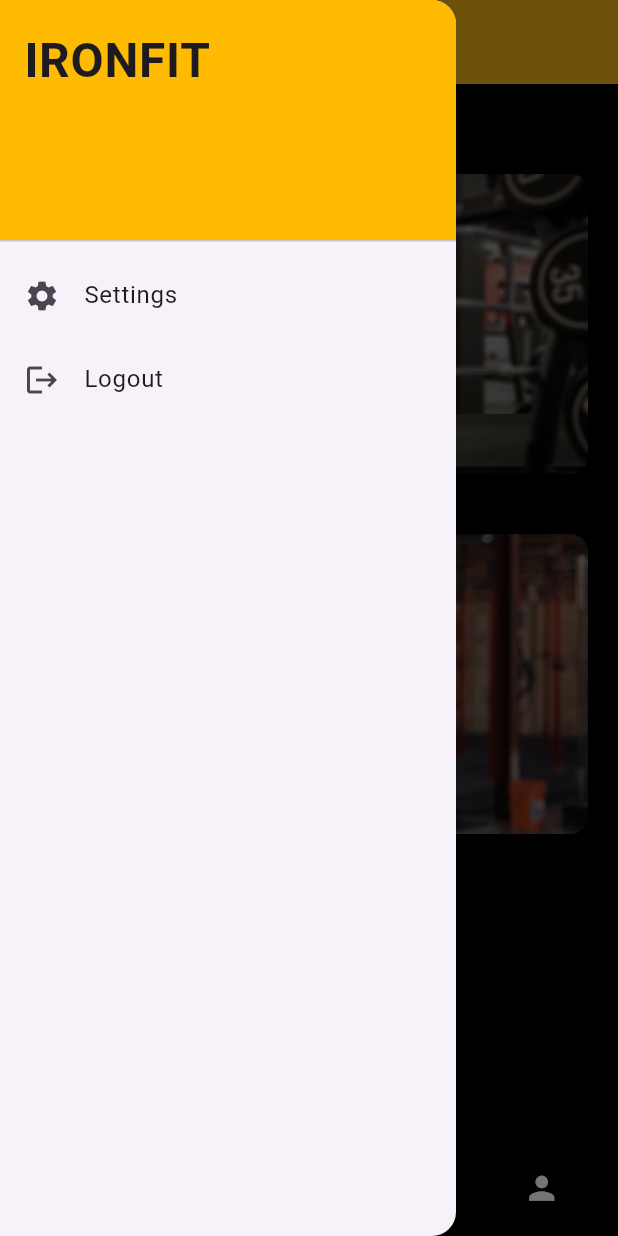
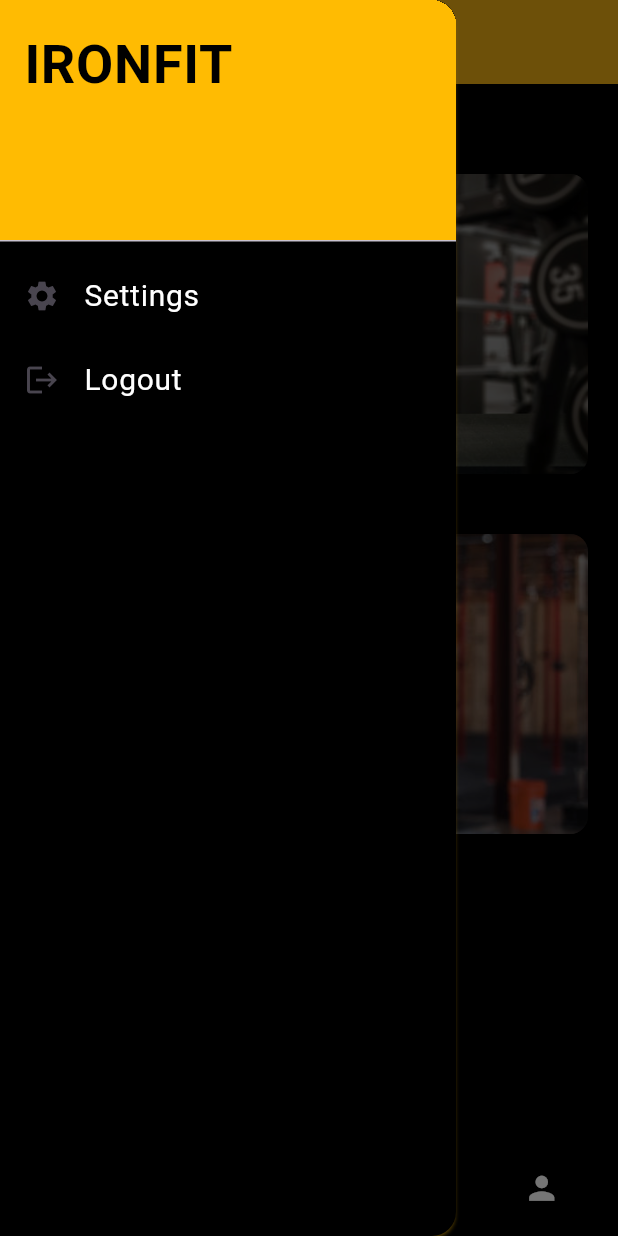
Before and after one commit to mohammadabusalh1/ironfit, a Flutter app: the screen it shows after launch, with the side drawer open, on a phone screen of 412 x 824 dp. Run offline on Flutter 3.47's test engine with Material 3 defaults, Android fonts, the phone set to English and light mode, and no system bars; our stand-ins replace get.

Commit message:
myGym Creation and Implementation

```diff
--- a/lib/core/presention/widgets/custom_text_widget.dart
+++ b/lib/core/presention/widgets/custom_text_widget.dart
@@ -1,4 +1,5 @@
 import 'package:flutter/material.dart';
+import 'package:ironfit/core/presention/style/palette.dart';
 
 class CustomTextWidget extends StatelessWidget {
   final String text;
@@ -9,7 +10,7 @@
   const CustomTextWidget({
     super.key,
     required this.text,
-    this.color = Colors.grey,
+    this.color = Palette.white,
     this.fontSize = 14.0,
     this.fontWeight = FontWeight.normal,
   });
--- a/lib/core/presention/widgets/side_menu.dart
+++ b/lib/core/presention/widgets/side_menu.dart
@@ -1,5 +1,8 @@
 import 'package:flutter/material.dart';
+import 'package:get/get.dart';
 import 'package:ironfit/core/presention/style/palette.dart';
+import 'package:ironfit/core/presention/widgets/custom_text_widget.dart';
+import 'package:ironfit/features/dashboard/screens/coach_dashboard.dart';
 
 class SideMenu extends StatelessWidget {
   const SideMenu({super.key});
@@ -7,6 +10,8 @@
   @override
   Widget build(BuildContext context) {
     return Drawer(
+      backgroundColor: Palette.black,
+      shadowColor: Palette.mainAppColor,
       child: ListView(
         padding: EdgeInsets.zero,
         children: <Widget>[
@@ -14,28 +19,33 @@
             decoration: BoxDecoration(
               color: Palette.mainAppColor,
             ),
-            child: Text(
-              'IRONFIT',
-              style: TextStyle(
-                fontSize: 32.0,
-                fontWeight: FontWeight.bold,
-              ),
+            child: CustomTextWidget(
+              text: 'IRONFIT',
+              fontSize: 36,
+              color: Palette.black,
+              fontWeight: FontWeight.bold,
             ),
           ),
           ListTile(
             leading: const Icon(Icons.settings),
-            title: const Text('Settings'),
+            title: const CustomTextWidget(
+              text: 'Settings',
+              fontSize: 20,
+            ),
             onTap: () {
-              Navigator.pop(context); // Close the drawer
-              // Navigate to settings screen
+              Get.back();
               Navigator.pushNamed(context, '/settings');
+              Get.off(CoachDashboard());
             },
           ),
           ListTile(
             leading: const Icon(Icons.logout),
-            title: const Text('Logout'),
+            title: const CustomTextWidget(
+              text: 'Logout',
+              fontSize: 20,
+            ),
             onTap: () {
-              Navigator.pop(context); // Close the drawer
+              Get.back();
               // Handle logout logic
             },
           ),
--- a/lib/core/routes/routes.dart
+++ b/lib/core/routes/routes.dart
@@ -1,16 +1,19 @@
 import 'package:flutter/material.dart';
 import 'package:ironfit/features/dashboard/screens/coach_dashboard.dart';
-
+import 'package:ironfit/features/my_gym/screens/my_gym_screen.dart';
 
 class Routes {
   static const String home = '/';
   static const String coachDashboard = '/coachDashboard';
+  static const String myGym = '/gymScreen';
 }
 
 Route<dynamic> generateRoute(RouteSettings settings) {
   switch (settings.name) {
     case Routes.home:
-      return MaterialPageRoute(builder: (_) =>  CoachDashboard());
+      return MaterialPageRoute(builder: (_) => CoachDashboard());
+    case Routes.myGym:
+      return MaterialPageRoute(builder: (_) => MyGymScreen());
 
     default:
       return MaterialPageRoute(
--- /dev/null
+++ b/lib/domain/enteites/coach.dart
@@ -0,0 +1,13 @@
+class Coach {
+  final String name;
+  final String imagePath;
+  final String description;
+  final String address;
+
+  Coach({
+    required this.name,
+    required this.imagePath,
+    required this.description,
+    required this.address,
+  });
+}
--- /dev/null
+++ b/lib/domain/enteites/gym.dart
@@ -0,0 +1,13 @@
+class Gym {
+  final String name;
+  final String imagePath;
+  final String description;
+  final String address;
+
+  Gym({
+    required this.name,
+    required this.imagePath,
+    required this.description,
+    required this.address,
+  });
+}
--- a/lib/features/dashboard/controllers/coach_dashboard_controller.dart
+++ b/lib/features/dashboard/controllers/coach_dashboard_controller.dart
@@ -1,13 +1,14 @@
 import 'package:get/get.dart';
-
+import 'package:ironfit/features/my_gym/screens/my_gym_screen.dart';
 
 class CoachDashboardController extends GetxController {
-  var coaches = <Map<String, String>>[
-    {'name': 'John Doe', 'photo': 'https://example.com/john.jpg'},
-    {'name': 'Jane Smith', 'photo': 'https://example.com/jane.jpg'},
-  ].obs;
 
-  void onCoachTap(Map<String, String> coach) {
-    // Get.to(() => CoachDetailScreen(coach: coach));
+  void onTap() {
+    Get.to(() => MyGymScreen());
+    Get.toNamed('/gymScreen');
+  }
+
+  void back () {
+    Get.back();
   }
 }
--- a/lib/main.dart
+++ b/lib/main.dart
@@ -3,6 +3,8 @@
 import 'package:ironfit/core/presention/controllers/nav_bar_controller.dart';
 import 'package:ironfit/core/presention/style/palette.dart';
 import 'package:ironfit/core/routes/routes.dart';
+import 'package:ironfit/features/dashboard/screens/coach_dashboard.dart';
+import 'package:ironfit/features/my_gym/screens/my_gym_screen.dart';
 
 
 void main() {
@@ -15,7 +17,7 @@
   @override
   Widget build(BuildContext context) {
     Get.put(NavController());
-    return MaterialApp(
+    return GetMaterialApp(
       title: 'IronFit',
       debugShowCheckedModeBanner: false,
       theme: ThemeData(
@@ -29,13 +31,13 @@
           titleTextStyle: TextStyle(color: Palette.black, fontSize: 20),
           iconTheme: IconThemeData(color: Palette.black),
         ),
-        // colorScheme: ColorScheme.fromSwatch().copyWith(
-        //   primary: Palette.mainAppColor,
-        //   secondary: Palette.mainAppColor,
-        // ),
       ),
       initialRoute: Routes.home,
-      onGenerateRoute: generateRoute,
+      getPages: [
+        GetPage(name: Routes.home, page: () => CoachDashboard()),
+        GetPage(name: Routes.myGym, page: () => MyGymScreen()),
+      ],
     );
+
   }
 }
```
Also changed, not shown: lib/core/presention/widgets/coach_card.dart (added, +50 -0 lines), lib/core/presention/widgets/ticket.dart (added, +109 -0 lines), lib/features/dashboard/widgets/coach_dashboard_body.dart (+5 -4 lines), lib/features/my_gym/controllers/my_gym_controller.dart (added, +12 -0 lines), lib/features/my_gym/screens/my_gym_screen.dart (added, +21 -0 lines), lib/features/my_gym/widgets/coachs_list.dart (added, +32 -0 lines), lib/features/my_gym/widgets/gym_ticket.dart (added, +109 -0 lines), lib/features/my_gym/widgets/my_gym_body.dart (added, +63 -0 lines).
